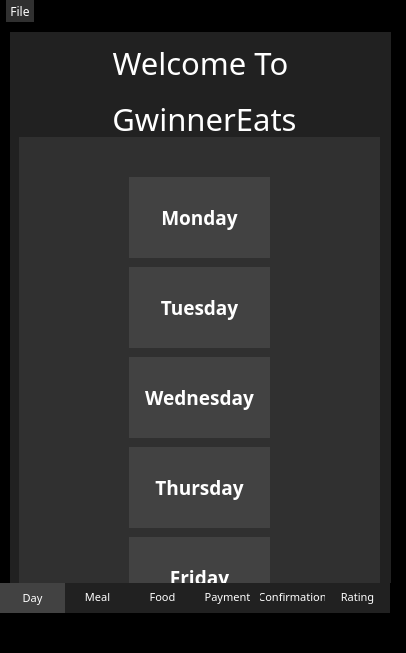
SPUKeenan/GwinnerEats, file Gwinner/mainwindow.ui: the form before one commit.
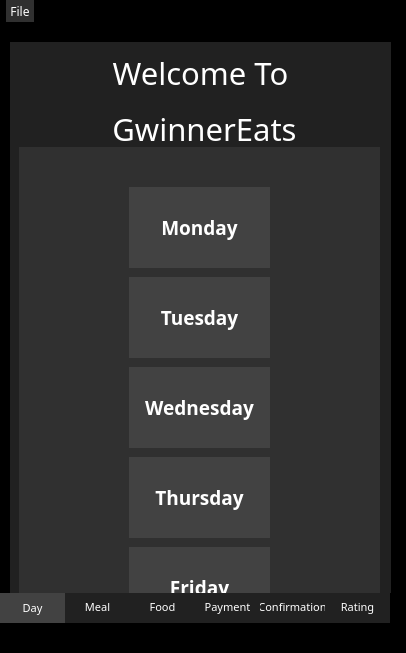
The form after the commit. Icons and pictures are not drawn.

Patch:
```diff
--- a/Gwinner/mainwindow.ui
+++ b/Gwinner/mainwindow.ui
@@ -38,7 +38,7 @@
     <property name="geometry">
      <rect>
       <x>0</x>
-      <y>0</y>
+      <y>10</y>
       <width>391</width>
       <height>591</height>
      </rect>
```
